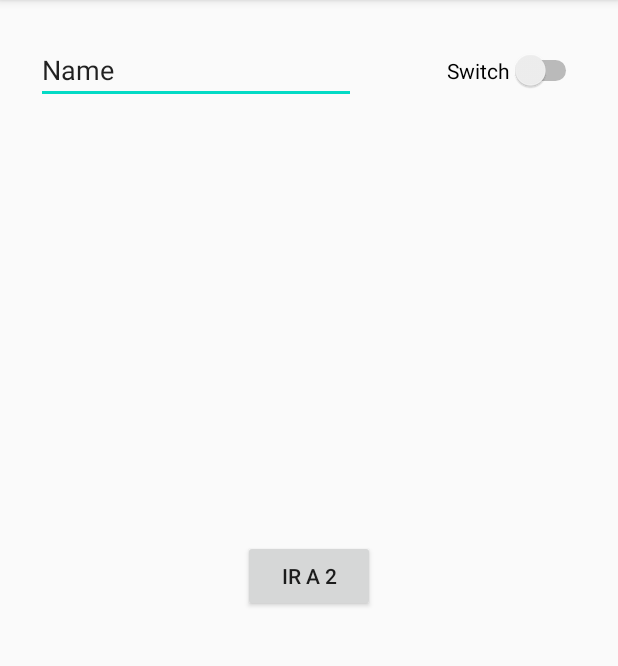
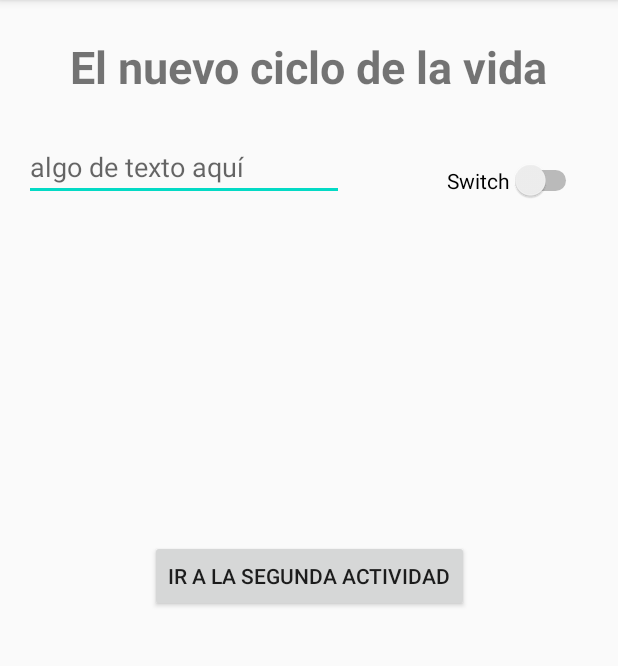
Before and after one commit to augustosalazar/A_202030_ActivityLifeCycle, an Android app: the screen it shows after launch (MainActivity), on a phone screen of 412 x 824 dp, the part 84-750 px from its top. Run offline under Robolectric (Android 15) with nearby library versions, the phone set to English and light mode, and no system bars.

Commit message:
Mejoras en UI

```diff
--- a/app/src/main/res/layout/activity_main.xml
+++ b/app/src/main/res/layout/activity_main.xml
@@ -14,30 +14,41 @@
         android:layout_marginEnd="24dp"
         android:text="Switch"
         app:layout_constraintBottom_toBottomOf="@+id/editTextTextPersonName"
-        app:layout_constraintEnd_toEndOf="parent"
-        app:layout_constraintTop_toTopOf="@+id/editTextTextPersonName" />
+        app:layout_constraintEnd_toEndOf="parent" />
 
     <EditText
         android:id="@+id/editTextTextPersonName"
         android:layout_width="wrap_content"
         android:layout_height="wrap_content"
-        android:layout_marginStart="24dp"
+        android:layout_marginStart="16dp"
         android:layout_marginTop="24dp"
         android:ems="10"
+        android:hint="algo de texto aquí"
         android:inputType="textPersonName"
-        android:text="Name"
         app:layout_constraintStart_toStartOf="parent"
-        app:layout_constraintTop_toTopOf="parent" />
+        app:layout_constraintTop_toBottomOf="@+id/textView2" />
 
     <Button
         android:id="@+id/button"
         android:layout_width="wrap_content"
         android:layout_height="wrap_content"
-        android:text="Ir a 2"
         android:onClick="onClickIrADos"
+        android:text="Ir a la segunda Actividad"
         app:layout_constraintBottom_toBottomOf="parent"
         app:layout_constraintEnd_toEndOf="parent"
         app:layout_constraintStart_toStartOf="parent"
         app:layout_constraintTop_toTopOf="parent" />
 
+    <TextView
+        android:id="@+id/textView2"
+        android:layout_width="wrap_content"
+        android:layout_height="wrap_content"
+        android:layout_marginTop="24dp"
+        android:text="El nuevo ciclo de la vida"
+        android:textSize="30sp"
+        android:textStyle="bold"
+        app:layout_constraintEnd_toEndOf="parent"
+        app:layout_constraintStart_toStartOf="parent"
+        app:layout_constraintTop_toTopOf="parent" />
+
 </androidx.constraintlayout.widget.ConstraintLayout>
--- a/app/src/main/res/layout/activity_main2.xml
+++ b/app/src/main/res/layout/activity_main2.xml
@@ -10,8 +10,9 @@
         android:id="@+id/textView"
         android:layout_width="wrap_content"
         android:layout_height="wrap_content"
-        android:text="Otra actividad"
+        android:text="La segunda actividad"
         android:textSize="24sp"
+        android:textStyle="bold"
         app:layout_constraintBottom_toBottomOf="parent"
         app:layout_constraintEnd_toEndOf="parent"
         app:layout_constraintStart_toStartOf="parent"
--- a/app/src/main/res/values/strings.xml
+++ b/app/src/main/res/values/strings.xml
@@ -1,6 +1,6 @@
 <resources>
     <string name="app_name">El ciclo de la vida</string>
-    <string name="title_activity_main2">MainActivity2</string>
+    <string name="title_activity_main2">La segunda actividad</string>
     <!-- Strings used for fragments for navigation -->
     <string name="first_fragment_label">First Fragment</string>
     <string name="second_fragment_label">Second Fragment</string>
```
Also changed, not shown: 2 other files.
